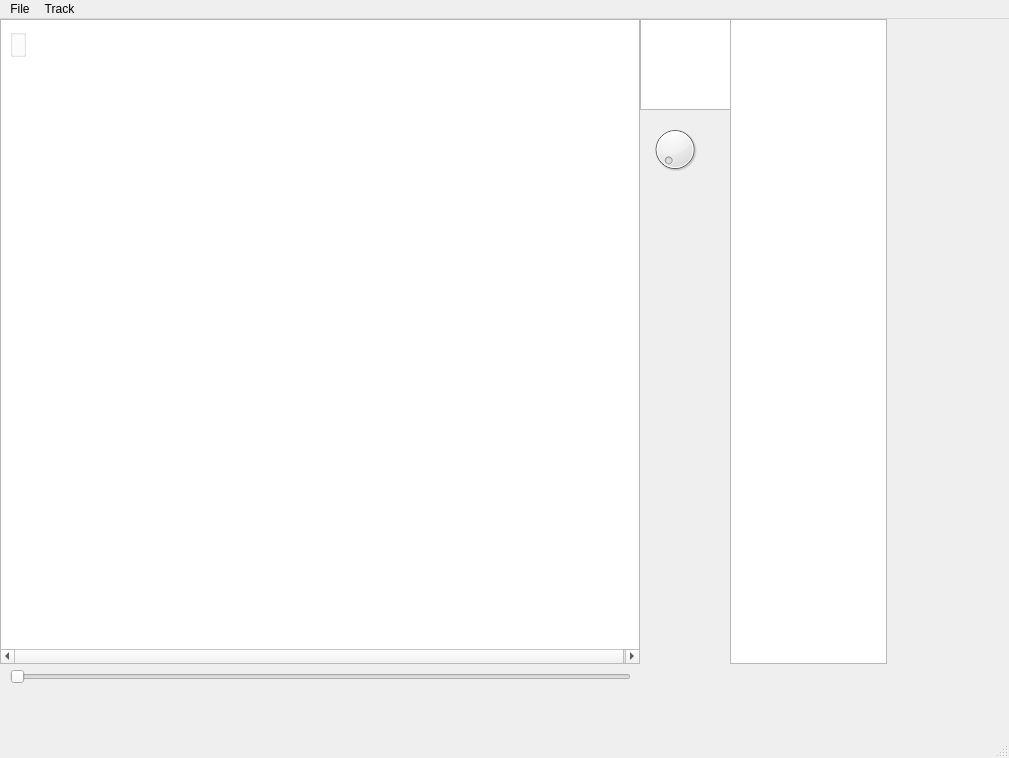
This is GUI/mainwindow.ui in kostasl/zebrafish_tracker as Qt 5 draws it before an edit. The edited form follows.
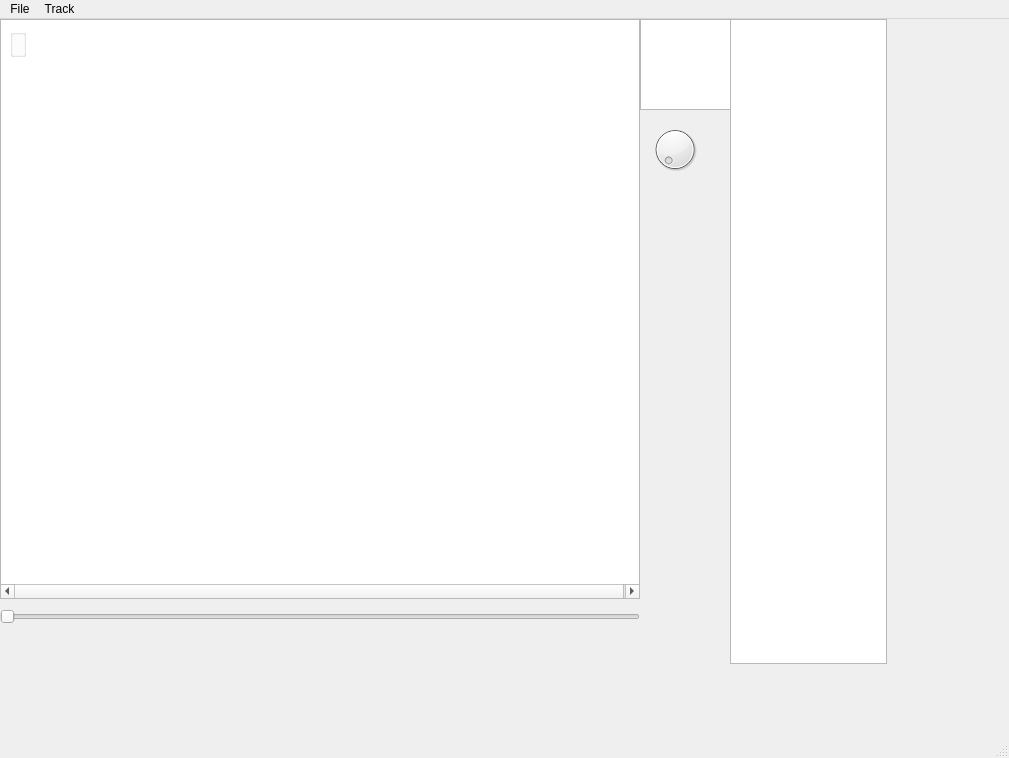
This is the edited form.

Commit message: Added Elliptical Sampling of Eye Seg Threshold

```diff
--- a/GUI/mainwindow.ui
+++ b/GUI/mainwindow.ui
@@ -30,7 +30,7 @@
       <x>0</x>
       <y>0</y>
       <width>640</width>
-      <height>645</height>
+      <height>580</height>
      </rect>
     </property>
     <property name="minimumSize">
@@ -89,7 +89,7 @@
      </rect>
     </property>
    </widget>
-   <widget class="QGroupBox" name="">
+   <widget class="QGroupBox" name="groupBox">
     <property name="geometry">
      <rect>
       <x>10</x>
@@ -107,9 +107,9 @@
    <widget class="QSlider" name="horizontalSlider">
     <property name="geometry">
      <rect>
-      <x>10</x>
-      <y>650</y>
-      <width>621</width>
+      <x>0</x>
+      <y>590</y>
+      <width>640</width>
       <height>16</height>
      </rect>
     </property>
```
The commit also changes 2 other files.
